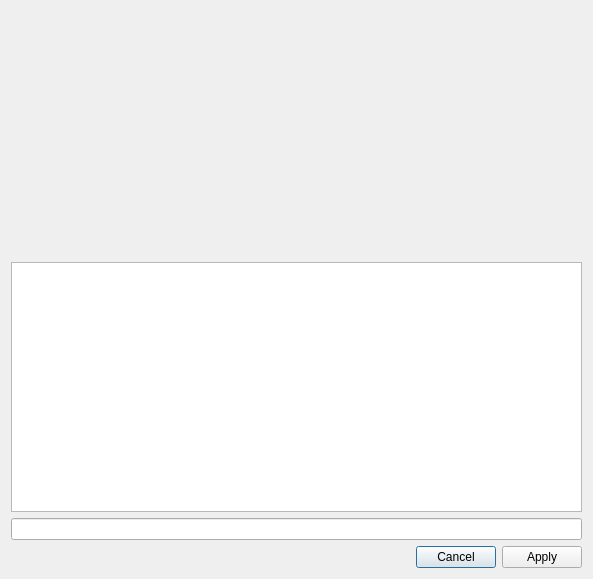
Above: src/filesharedlg.ui from psi-im/psi before the change. Below: the same form after it.
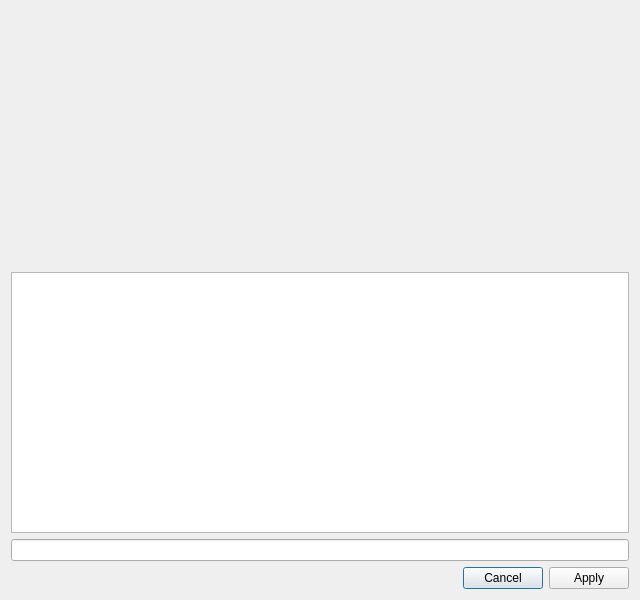
That is the form after the change. Custom widgets are drawn as their Qt base class.

```diff
--- a/src/filesharedlg.ui
+++ b/src/filesharedlg.ui
@@ -6,8 +6,8 @@
    <rect>
     <x>0</x>
     <y>0</y>
-    <width>593</width>
-    <height>579</height>
+    <width>640</width>
+    <height>600</height>
    </rect>
   </property>
   <property name="windowTitle">
```
